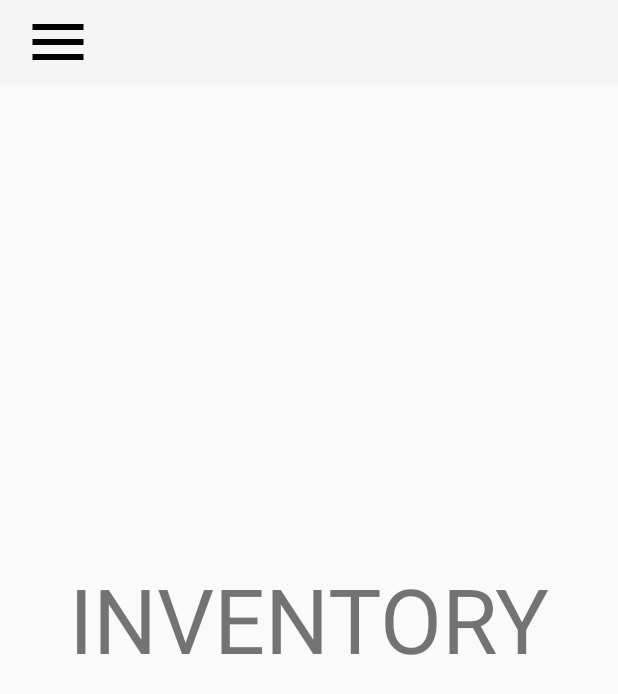
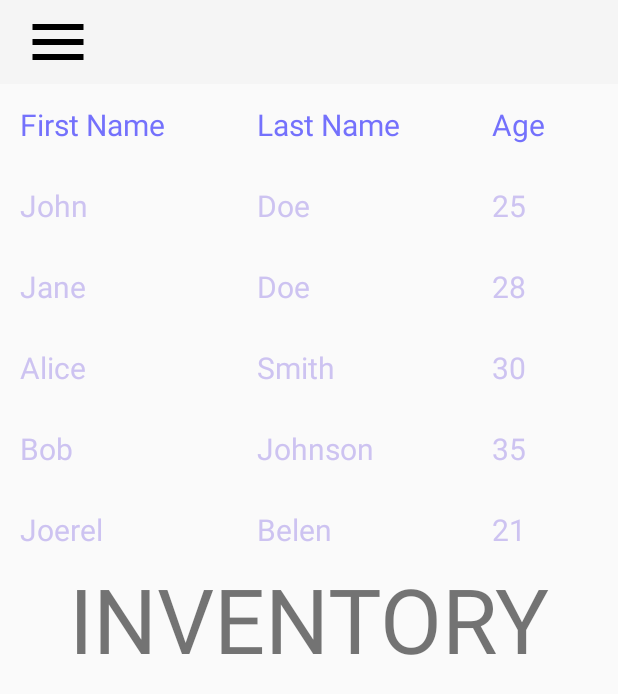
Before and after one commit to jrlbln/Capstone, an Android app: the Inventory screen opened directly, with no data from a screen before it, on a phone screen of 412 x 824 dp. Shown: the top 694 px of the screen. Run offline under Robolectric (Android 15) with nearby library versions, the phone set to English and light mode, and no system bars.

Commit message:
added basic function to Inventory

```diff
--- a/app/build.gradle
+++ b/app/build.gradle
@@ -34,7 +34,7 @@ android {
 dependencies {
 
     implementation 'androidx.appcompat:appcompat:1.6.1'
-    implementation 'com.google.android.material:material:1.5.0'
+    implementation 'com.google.android.material:material:1.8.0'
     implementation 'androidx.constraintlayout:constraintlayout:2.1.4'
     implementation 'androidx.navigation:navigation-fragment:2.5.3'
     implementation 'androidx.navigation:navigation-ui:2.5.3'
--- a/app/src/main/AndroidManifest.xml
+++ b/app/src/main/AndroidManifest.xml
@@ -17,7 +17,6 @@
             android:exported="true">
             <intent-filter>
                 <action android:name="android.intent.action.MAIN" />
-
                 <category android:name="android.intent.category.LAUNCHER" />
             </intent-filter>
         </activity>
@@ -27,6 +26,7 @@
         <activity android:name=".Sales" />
         <activity android:name=".Inventory" />
         <activity android:name=".Home" />
+
     </application>
 
 </manifest>
--- a/app/src/main/java/com/example/capstone/Inventory.java
+++ b/app/src/main/java/com/example/capstone/Inventory.java
@@ -4,14 +4,19 @@ import androidx.appcompat.app.ActionBarDrawerToggle;
 import androidx.appcompat.app.AppCompatActivity;
 
 import androidx.appcompat.widget.Toolbar;
+import androidx.core.content.ContextCompat;
 import androidx.core.view.GravityCompat;
 import androidx.drawerlayout.widget.DrawerLayout;
 
 import android.content.Intent;
+import android.graphics.Color;
 import android.os.Bundle;
 import android.view.MenuItem;
 import android.view.View;
 import android.widget.Button;
+import android.widget.TableLayout;
+import android.widget.TableRow;
+import android.widget.TextView;
 
 import com.google.android.material.navigation.NavigationView;
 
@@ -19,6 +24,8 @@ public class Inventory extends AppCompatActivity {
 
     private DrawerLayout drawerLayout;
     private NavigationView navigationView;
+    private TableLayout tableLayout;
+    private String[][] data = {{"John", "Doe", "25"}, {"Jane", "Doe", "28"}};
 
     @Override
     protected void onCreate(Bundle savedInstanceState) {
@@ -27,6 +34,7 @@ public class Inventory extends AppCompatActivity {
 
         drawerLayout = findViewById(R.id.drawer_layout);
         navigationView = findViewById(R.id.nav_view);
+        tableLayout = findViewById(R.id.tableLayout);
 
         ActionBarDrawerToggle toggle = new ActionBarDrawerToggle(
                 this, drawerLayout, R.string.navigation_drawer_open, R.string.navigation_drawer_close);
@@ -76,8 +84,43 @@ public class Inventory extends AppCompatActivity {
                 return true;
             }
         });
+
+        //table
+        // Create header row
+        TableRow headerRow = new TableRow(this);
+        String[] headerText = {"First Name", "Last Name", "Age"};
+        for (String text : headerText) {
+            TextView textView = new TextView(this);
+            textView.setText(text);
+            textView.setTextColor(ContextCompat.getColor(this, R.color.purple));
+            textView.setTextSize(20);
+            textView.setPadding(20, 20, 20, 20);
+            headerRow.addView(textView);
+        }
+        tableLayout.addView(headerRow);
+
+        // Add initial data rows
+        for (String[] row : data) {
+            TableRow dataRow = new TableRow(this);
+            for (String text : row) {
+                TextView textView = new TextView(this);
+                textView.setText(text);
+                textView.setTextColor(ContextCompat.getColor(this, R.color.light_purple));
+                textView.setTextSize(20);
+                textView.setPadding(20, 20, 20, 20);
+                dataRow.addView(textView);
+            }
+            tableLayout.addView(dataRow);
+        }
+
+        // Add new data dynamically
+        addDataToTable("Alice", "Smith", "30");
+        addDataToTable("Bob", "Johnson", "35");
+        addDataToTable("Joerel", "Belen", "21");
+
     }
 
+    //Nav Bar
     @Override
     public void onBackPressed() {
         if (drawerLayout.isDrawerOpen(GravityCompat.START)) {
@@ -86,4 +129,19 @@ public class Inventory extends AppCompatActivity {
             super.onBackPressed();
         }
     }
+
+    //table
+    private void addDataToTable(String firstName, String lastName, String age) {
+        TableRow dataRow = new TableRow(this);
+        String[] rowData = {firstName, lastName, age};
+        for (String text : rowData) {
+            TextView textView = new TextView(this);
+            textView.setText(text);
+            textView.setTextColor(ContextCompat.getColor(this, R.color.light_purple));
+            textView.setTextSize(20);
+            textView.setPadding(20, 20, 20, 20);
+            dataRow.addView(textView);
+        }
+        tableLayout.addView(dataRow);
+    }
 }
--- a/app/src/main/res/layout/home.xml
+++ b/app/src/main/res/layout/home.xml
@@ -27,7 +27,11 @@
 
         </androidx.appcompat.widget.Toolbar>
 
+
+    <!--other content here-->
+
         <TextView
+            android:id="@+id/textView6"
             android:layout_width="wrap_content"
             android:layout_height="wrap_content"
             android:text="HOME"
@@ -36,6 +40,8 @@
             app:layout_constraintEnd_toEndOf="parent"
             app:layout_constraintStart_toStartOf="parent"
             app:layout_constraintTop_toTopOf="parent" />
+
+
 
     </androidx.constraintlayout.widget.ConstraintLayout>
 
--- a/app/src/main/res/layout/intro_app.xml
+++ b/app/src/main/res/layout/intro_app.xml
@@ -30,7 +30,7 @@
             android:layout_height="wrap_content"
             android:layout_gravity="center"
             android:padding="10dp"
-            android:text="BudgetEase"
+            android:text="VarietEase"
             android:textSize="40sp"
             app:layout_constraintEnd_toEndOf="parent"
             app:layout_constraintHorizontal_bias="0.437"
--- a/app/src/main/res/layout/inventory.xml
+++ b/app/src/main/res/layout/inventory.xml
@@ -1,6 +1,7 @@
 <?xml version="1.0" encoding="utf-8"?>
 <androidx.drawerlayout.widget.DrawerLayout xmlns:android="http://schemas.android.com/apk/res/android"
     xmlns:app="http://schemas.android.com/apk/res-auto"
+    xmlns:tools="http://schemas.android.com/tools"
     android:id="@+id/drawer_layout"
     android:layout_width="match_parent"
     android:layout_height="match_parent">
@@ -26,7 +27,25 @@
 
         </androidx.appcompat.widget.Toolbar>
 
+
+        <TableLayout
+            android:id="@+id/tableLayout"
+            android:layout_width="match_parent"
+            android:layout_height="wrap_content"
+            android:stretchColumns="*"
+            app:layout_constraintBottom_toBottomOf="parent"
+            app:layout_constraintEnd_toEndOf="parent"
+            app:layout_constraintHorizontal_bias="1.0"
+            app:layout_constraintStart_toStartOf="parent"
+            app:layout_constraintTop_toBottomOf="@+id/toolbar"
+            app:layout_constraintVertical_bias="0.0">
+
+            <!-- Header row will be added dynamically -->
+
+        </TableLayout>
+
         <TextView
+            android:id="@+id/textView7"
             android:layout_width="wrap_content"
             android:layout_height="wrap_content"
             android:text="INVENTORY"
--- a/app/src/main/res/layout/nav_drawer.xml
+++ b/app/src/main/res/layout/nav_drawer.xml
@@ -1,7 +1,6 @@
 <?xml version="1.0" encoding="utf-8"?>
 <androidx.drawerlayout.widget.DrawerLayout xmlns:android="http://schemas.android.com/apk/res/android"
     xmlns:app="http://schemas.android.com/apk/res-auto"
-    xmlns:tools="http://schemas.android.com/tools"
     android:id="@+id/drawer_layout"
     android:layout_width="wrap_content"
     android:layout_height="match_parent">
@@ -10,7 +9,8 @@
         android:id="@+id/nav_view"
         android:layout_width="wrap_content"
         android:layout_height="wrap_content"
-        app:menu="@menu/main_menu" />
+        app:menu="@menu/main_menu"
+        style="@style/AppNavigationView"/>
 
     <!--android:layout_gravity="start"-->
 
--- a/app/src/main/res/menu/main_menu.xml
+++ b/app/src/main/res/menu/main_menu.xml
@@ -4,7 +4,7 @@
         <item
             android:id="@+id/home"
             android:icon="@drawable/ic_home"
-            android:title="Home"/>
+            android:title="Home" />
 
         <item
             android:id="@+id/inventory"
--- a/app/src/main/res/values/colors.xml
+++ b/app/src/main/res/values/colors.xml
@@ -4,6 +4,8 @@
     <color name="white">#FFFFFFFF</color>
     <color name="text">#626262</color>
     <color name="signUp">#7471fc</color>
+    <color name="purple">#7471fc</color>
+    <color name="light_purple">#cdc3f1</color>
     <color name="unselected">#262626</color>
     <color name="selected">#7471fc</color>
 </resources>
```
Also changed, not shown: app/src/main/java/com/example/capstone/DotsView.java (deleted, +0 -50 lines), app/src/main/java/com/example/capstone/Home.java (+13 -1 lines), app/src/main/res/layout/intro_sales.xml (deleted, +0 -45 lines), app/src/main/res/values/styles.xml (added, +9 -0 lines).
